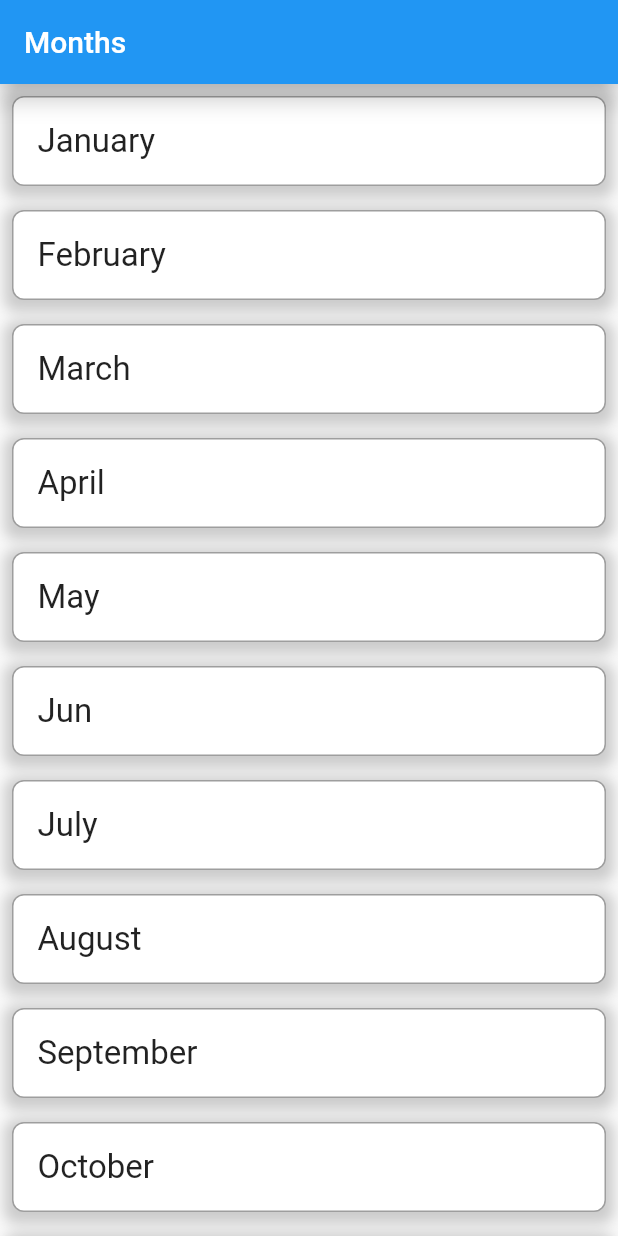
After one commit to Karapetyan011/flutter_group_3, a Flutter app: the MyCustomApp screen opened directly, on a phone screen of 412 x 824 dp. The commit adds this screen. Run offline on Flutter 3.47's test engine with Material 2 defaults, Android fonts, the phone set to English and light mode, and no system bars; network calls fail.

```diff
--- a/lib/core/api/end_points.dart
+++ b/lib/core/api/end_points.dart
@@ -5,5 +5,5 @@ abstract class EndPoint {
   static const species = 'api/species';
   static const starships = 'api/starships';
   static const vehicles = 'api/vehicles';
-  static const person = 'api/people/2';
+  static const person = 'api/people/5';
 }
--- /dev/null
+++ b/lib/list_view/list_view.dart
@@ -0,0 +1,98 @@
+import 'package:flutter/material.dart';
+
+class CustomContainerMonths extends StatelessWidget {
+  const CustomContainerMonths({Key? key, required this.month})
+      : super(key: key);
+
+  final String month;
+
+  @override
+  Widget build(BuildContext context) {
+    return Padding(
+      padding: const EdgeInsets.symmetric(horizontal: 8.0, vertical: 8.0),
+      child: Container(
+        width: double.infinity,
+        decoration: BoxDecoration(
+          boxShadow: [
+            BoxShadow(
+              color: Colors.grey.withOpacity(0.5),
+              spreadRadius: 5,
+              blurRadius: 7,
+              offset: const Offset(0, 3),
+            ),
+          ],
+          color: Colors.white,
+          border: Border.all(
+            color: Colors.grey,
+          ),
+          borderRadius: BorderRadius.circular(8.0),
+        ),
+        child: Padding(
+          padding: const EdgeInsets.all(16.0),
+          child: Text(
+            month,
+            style: const TextStyle(fontSize: 22.0),
+          ),
+        ),
+      ),
+    );
+  }
+}
+
+void main() {
+  // WidgetsFlutterBinding.ensureInitialized();
+  runApp(
+    const MyApp(),
+  );
+}
+
+class MyApp extends StatelessWidget {
+  const MyApp({
+    Key? key,
+  }) : super(key: key);
+
+  @override
+  Widget build(BuildContext context) {
+    return const MaterialApp(
+      debugShowCheckedModeBanner: false,
+      home: MyCustomApp(),
+    );
+  }
+}
+
+class MyCustomApp extends StatelessWidget {
+  const MyCustomApp({Key? key}) : super(key: key);
+
+  @override
+  Widget build(BuildContext context) {
+    return SafeArea(
+      child: Scaffold(
+        appBar: AppBar(
+          title: const Text('Months'),
+          elevation: 6,
+        ),
+        body: SingleChildScrollView(
+          child: Container(
+            // color: Colors.blueGrey,
+            child: Column(
+              children: const <Widget>[
+                CustomContainerMonths(month: 'January'),
+                CustomContainerMonths(month: 'February'),
+                CustomContainerMonths(month: 'March'),
+                CustomContainerMonths(month: 'April'),
+                CustomContainerMonths(month: 'May'),
+                CustomContainerMonths(month: 'Jun'),
+                CustomContainerMonths(month: 'July'),
+                CustomContainerMonths(month: 'August'),
+                CustomContainerMonths(month: 'September'),
+                CustomContainerMonths(month: 'October'),
+                CustomContainerMonths(month: 'November'),
+                CustomContainerMonths(month: 'December'),
+              ],
+            ),
+          ),
+        ),
+      ),
+    );
+  }
+}
--- a/lib/screens/list_view_screen/list_view_page.dart
+++ b/lib/screens/list_view_screen/list_view_page.dart
@@ -8,7 +8,7 @@ class ListViewPage extends StatelessWidget {
   @override
   Widget build(BuildContext context) {
     return Scaffold(
-      backgroundColor: Colors.grey.shade50,
+      backgroundColor: const Color(0xFFE2AFEA),
       appBar: AppBar(
         centerTitle: true,
         elevation: 12.0,
--- a/lib/screens/star_wars/star_wars_page_person.dart
+++ b/lib/screens/star_wars/star_wars_page_person.dart
@@ -39,6 +39,7 @@ class _MyHomePagePersonState extends State<MyHomePagePerson> {
   dynamic _created;
   dynamic _edited;
   dynamic _url;
+
 
   @override
   void initState() {
```
Also changed, not shown: lib/main.dart (+5 -5 lines), lib/screens/list_view_screen/list_view_people_name.dart (added, +108 -0 lines).
